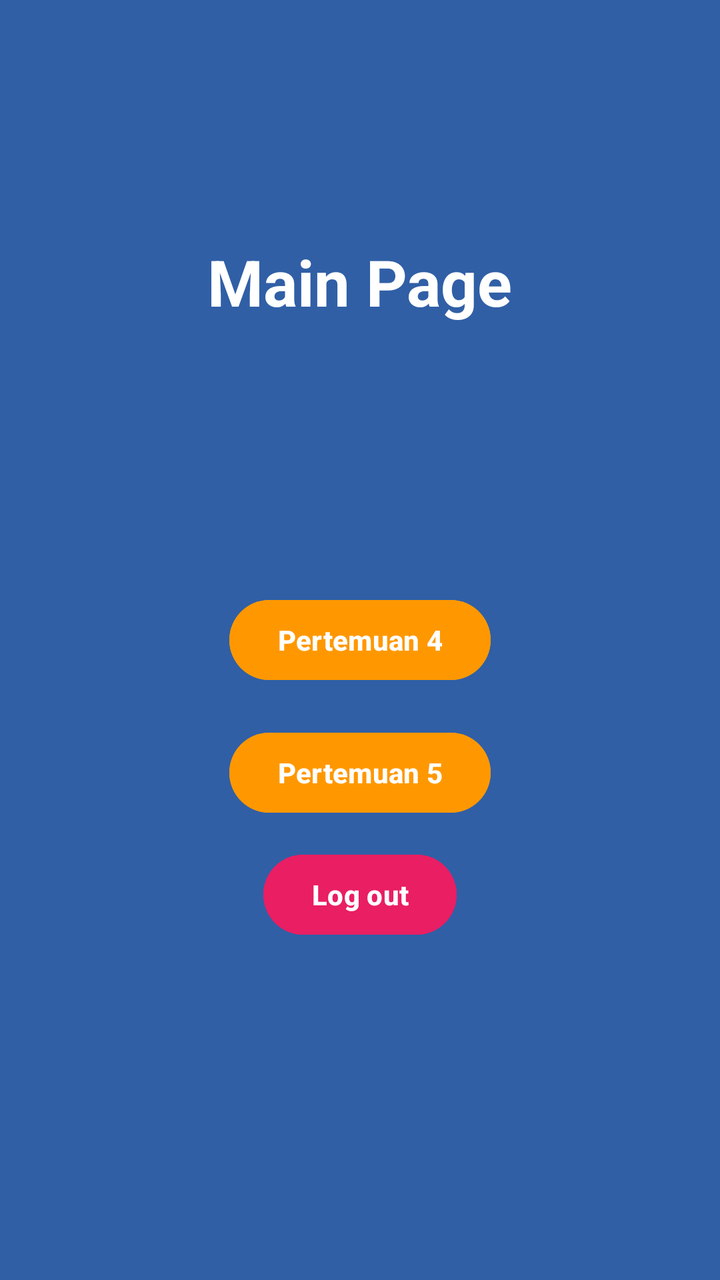
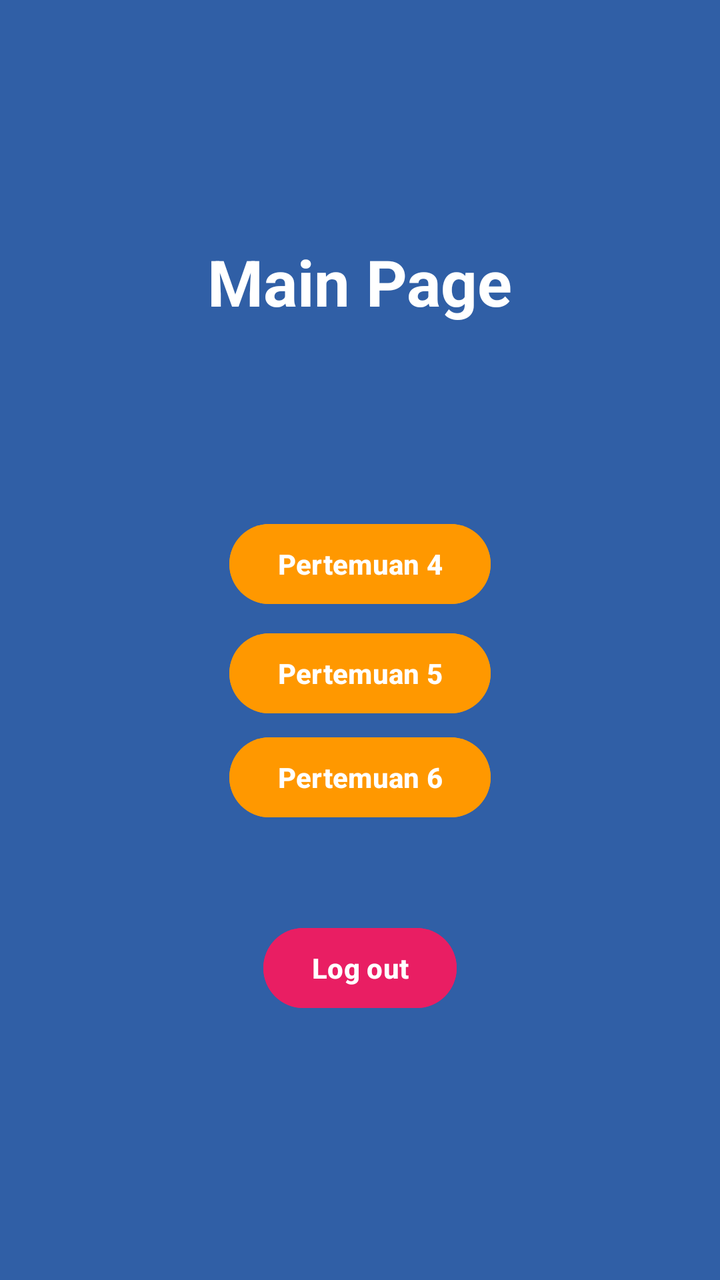

An Android layout rendered at two revisions. The XML below is the earlier revision; the diff shows what the commit changed to produce the second picture.
<!-- AndroidManifest.xml: application theme Theme.Neptune_Alvin -->
<!-- res/layout/activity_main.xml -->
<?xml version="1.0" encoding="utf-8"?>
<androidx.constraintlayout.widget.ConstraintLayout xmlns:android="http://schemas.android.com/apk/res/android"
    xmlns:app="http://schemas.android.com/apk/res-auto"
    xmlns:tools="http://schemas.android.com/tools"
    android:id="@+id/main"
    android:layout_width="match_parent"
    android:layout_height="match_parent"
    android:background="#305FA6"
    tools:context=".MainActivity">

    <TextView
        android:id="@+id/textView"
        android:layout_width="wrap_content"
        android:layout_height="wrap_content"
        android:text="Main Page"
        android:textStyle="bold"
        android:textSize="32dp"
        android:textColor="@color/white"
        app:layout_constraintBottom_toBottomOf="parent"
        app:layout_constraintEnd_toEndOf="parent"
        app:layout_constraintHorizontal_bias="0.500"
        app:layout_constraintStart_toStartOf="parent"
        app:layout_constraintTop_toTopOf="parent"
        app:layout_constraintVertical_bias="0.2" />

    <Button
        android:id="@+id/btnToFourth"
        android:layout_width="wrap_content"
        android:layout_height="wrap_content"
        android:text="Pertemuan 4"
        android:textStyle="bold"
        android:backgroundTint="#FF9800"
        app:layout_constraintBottom_toBottomOf="parent"
        app:layout_constraintEnd_toEndOf="parent"
        app:layout_constraintHorizontal_bias="0.500"
        app:layout_constraintStart_toStartOf="parent"
        app:layout_constraintTop_toTopOf="parent"
        app:layout_constraintVertical_bias="0.500" />

    <Button
        android:id="@+id/btnToFifth"
        android:layout_width="wrap_content"
        android:layout_height="wrap_content"
        android:backgroundTint="#FF9800"
        android:text="Pertemuan 5"
        android:textStyle="bold"
        app:layout_constraintBottom_toBottomOf="parent"
        app:layout_constraintEnd_toEndOf="parent"
        app:layout_constraintStart_toStartOf="parent"
        app:layout_constraintTop_toTopOf="parent"
        app:layout_constraintVertical_bias="0.612" />

    <Button
        android:id="@+id/btnLogout"
        android:layout_width="wrap_content"
        android:layout_height="wrap_content"
        android:backgroundTint="#E91E63"
        android:text="Log out"
        android:textStyle="bold"
        app:layout_constraintBottom_toBottomOf="parent"
        app:layout_constraintEnd_toEndOf="parent"
        app:layout_constraintStart_toStartOf="parent"
        app:layout_constraintTop_toTopOf="parent"
        app:layout_constraintVertical_bias="0.715" />

</androidx.constraintlayout.widget.ConstraintLayout>
<!-- resources referenced by this layout -->
<resources>
  <color name="white">#FFFFFFFF</color>
  <style name="Theme.Neptune_Alvin" parent="Base.Theme.Neptune_Alvin" />
  <style name="Base.Theme.Neptune_Alvin" parent="Theme.Material3.DayNight.NoActionBar">
          
          
      </style>
</resources>

<!-- the commit's change to res/layout/activity_main.xml (unified diff, before → after) -->
@@ -27,15 +27,14 @@
         android:id="@+id/btnToFourth"
         android:layout_width="wrap_content"
         android:layout_height="wrap_content"
+        android:backgroundTint="#FF9800"
         android:text="Pertemuan 4"
         android:textStyle="bold"
-        android:backgroundTint="#FF9800"
         app:layout_constraintBottom_toBottomOf="parent"
         app:layout_constraintEnd_toEndOf="parent"
-        app:layout_constraintHorizontal_bias="0.500"
         app:layout_constraintStart_toStartOf="parent"
         app:layout_constraintTop_toTopOf="parent"
-        app:layout_constraintVertical_bias="0.500" />
+        app:layout_constraintVertical_bias="0.436" />
 
     <Button
         android:id="@+id/btnToFifth"
@@ -48,7 +47,20 @@
         app:layout_constraintEnd_toEndOf="parent"
         app:layout_constraintStart_toStartOf="parent"
         app:layout_constraintTop_toTopOf="parent"
-        app:layout_constraintVertical_bias="0.612" />
+        app:layout_constraintVertical_bias="0.528" />
+
+    <Button
+        android:id="@+id/btnToSixth"
+        android:layout_width="wrap_content"
+        android:layout_height="wrap_content"
+        android:backgroundTint="#FF9800"
+        android:text="Pertemuan 6"
+        android:textStyle="bold"
+        app:layout_constraintBottom_toBottomOf="parent"
+        app:layout_constraintEnd_toEndOf="parent"
+        app:layout_constraintStart_toStartOf="parent"
+        app:layout_constraintTop_toTopOf="parent"
+        app:layout_constraintVertical_bias="0.616" />
 
     <Button
         android:id="@+id/btnLogout"
@@ -61,6 +73,6 @@
         app:layout_constraintEnd_toEndOf="parent"
         app:layout_constraintStart_toStartOf="parent"
         app:layout_constraintTop_toTopOf="parent"
-        app:layout_constraintVertical_bias="0.715" />
+        app:layout_constraintVertical_bias="0.777" />
 
 </androidx.constraintlayout.widget.ConstraintLayout>
